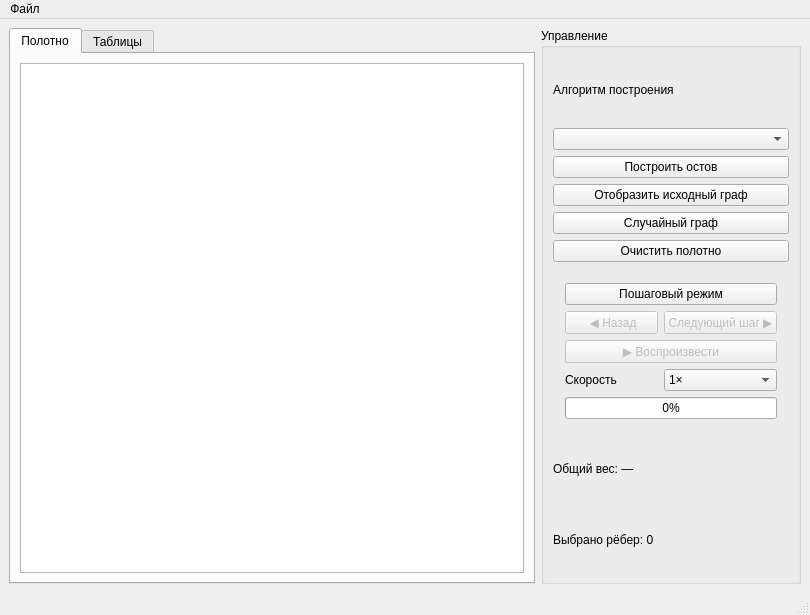
rektoww/MST_Visualizer, file ui/main_window.ui: the form before one commit.
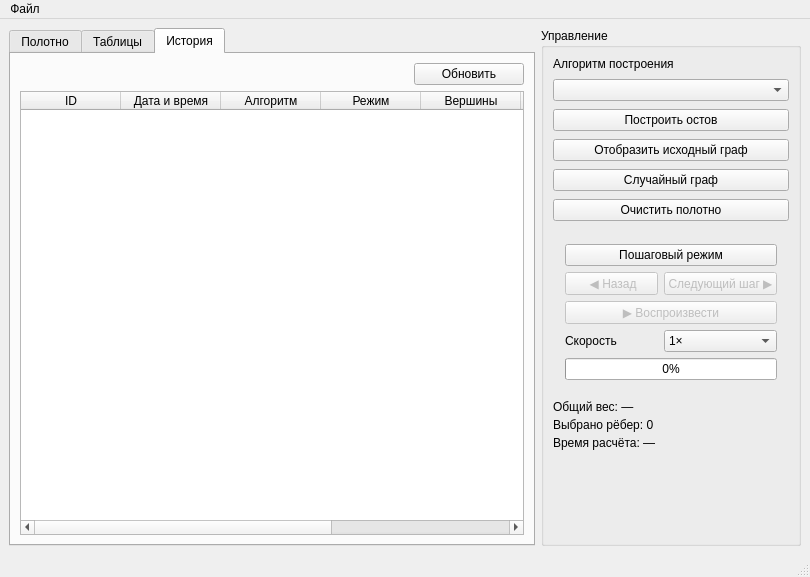
The form after the commit. The open tabs and pages were chosen to show the change.

Commit message: feat: добавлен PostgreSQL, логирование и история вычислений

What changed in the file:
```diff
--- a/ui/main_window.ui
+++ b/ui/main_window.ui
@@ -7,7 +7,7 @@
     <x>0</x>
     <y>0</y>
     <width>810</width>
-    <height>615</height>
+    <height>577</height>
    </rect>
   </property>
   <property name="windowTitle">
@@ -16,8 +16,8 @@
   <widget class="QWidget" name="centralwidget">
    <layout class="QHBoxLayout" name="horizontalLayout_2">
     <item>
-     <layout class="QHBoxLayout" name="horizontalLayout">
-      <item>
+     <layout class="QGridLayout" name="gridLayout_2">
+      <item row="0" column="0">
        <widget class="QTabWidget" name="tabGraphEditor">
         <property name="currentIndex">
          <number>0</number>
@@ -178,9 +178,119 @@
           </item>
          </layout>
         </widget>
+        <widget class="QWidget" name="tabHistory">
+         <attribute name="title">
+          <string>История</string>
+         </attribute>
+         <layout class="QVBoxLayout" name="verticalLayout_3">
+          <item>
+           <layout class="QVBoxLayout" name="verticalLayout_2">
+            <item>
+             <layout class="QHBoxLayout" name="horizontalLayout">
+              <item>
+               <spacer name="horizontalSpacer">
+                <property name="orientation">
+                 <enum>Qt::Orientation::Horizontal</enum>
+                </property>
+                <property name="sizeHint" stdset="0">
+                 <size>
+                  <width>40</width>
+                  <height>20</height>
+                 </size>
+                </property>
+               </spacer>
+              </item>
+              <item>
+               <widget class="QPushButton" name="btnRefreshHistory">
+                <property name="sizePolicy">
+                 <sizepolicy hsizetype="Fixed" vsizetype="Fixed">
+                  <horstretch>0</horstretch>
+                  <verstretch>0</verstretch>
+                 </sizepolicy>
+                </property>
+                <property name="minimumSize">
+                 <size>
+                  <width>110</width>
+                  <height>0</height>
+                 </size>
+                </property>
+                <property name="text">
+                 <string>Обновить</string>
+                </property>
+               </widget>
+              </item>
+             </layout>
+            </item>
+            <item>
+             <layout class="QVBoxLayout" name="layoutHistory">
+              <item>
+               <widget class="QTableWidget" name="tableHistory">
+                <property name="editTriggers">
+                 <set>QAbstractItemView::EditTrigger::NoEditTriggers</set>
+                </property>
+                <property name="alternatingRowColors">
+                 <bool>true</bool>
+                </property>
+                <property name="selectionMode">
+                 <enum>QAbstractItemView::SelectionMode::SingleSelection</enum>
+                </property>
+                <property name="selectionBehavior">
+                 <enum>QAbstractItemView::SelectionBehavior::SelectRows</enum>
+                </property>
+                <property name="columnCount">
+                 <number>8</number>
+                </property>
+                <column>
+                 <property name="text">
+                  <string>ID</string>
+                 </property>
+                </column>
+                <column>
+                 <property name="text">
+                  <string>Дата и время</string>
+                 </property>
+                </column>
+                <column>
+                 <property name="text">
+                  <string>Алгоритм</string>
+                 </property>
+                </column>
+                <column>
+                 <property name="text">
+                  <string>Режим</string>
+                 </property>
+                </column>
+                <column>
+                 <property name="text">
+                  <string>Вершины</string>
+                 </property>
+                </column>
+                <column>
+                 <property name="text">
+                  <string>Рёбра</string>
+                 </property>
+                </column>
+                <column>
+                 <property name="text">
+                  <string>Вес остова</string>
+                 </property>
+                </column>
+                <column>
+                 <property name="text">
+                  <string>Время (мс)</string>
+                 </property>
+                </column>
+               </widget>
+              </item>
+             </layout>
+            </item>
+           </layout>
+          </item>
+         </layout>
+        </widget>
        </widget>
       </item>
-      <item>
+      <item row="0" column="1">
        <widget class="QGroupBox" name="controlPanel">
         <property name="minimumSize">
          <size>
@@ -192,6 +302,9 @@
          <string>Управление</string>
         </property>
         <layout class="QVBoxLayout" name="verticalLayout">
+         <property name="spacing">
+          <number>8</number>
+         </property>
          <item>
           <widget class="QLabel" name="labelAlgorithm">
            <property name="text">
@@ -334,18 +447,48 @@
           </widget>
          </item>
          <item>
-          <widget class="QLabel" name="labelTotalWeight">
-           <property name="text">
-            <string>Общий вес: —</string>
+          <layout class="QVBoxLayout" name="layoutMstSummary">
+           <property name="spacing">
+            <number>4</number>
            </property>
-          </widget>
+           <item>
+            <widget class="QLabel" name="labelTotalWeight">
+             <property name="text">
+              <string>Общий вес: —</string>
+             </property>
+            </widget>
+           </item>
+           <item>
+            <widget class="QLabel" name="labelSelectedEdges">
+             <property name="text">
+              <string>Выбрано рёбер: 0</string>
+             </property>
+            </widget>
+           </item>
+           <item>
+            <widget class="QLabel" name="labelExecutionTime">
+             <property name="text">
+              <string>Время расчёта: —</string>
+             </property>
+            </widget>
+           </item>
+          </layout>
          </item>
          <item>
-          <widget class="QLabel" name="labelSelectedEdges">
-           <property name="text">
-            <string>Выбрано рёбер: 0</string>
+          <spacer name="spacerControlBottom">
+           <property name="orientation">
+            <enum>Qt::Orientation::Vertical</enum>
            </property>
-          </widget>
+           <property name="sizeType">
+            <enum>QSizePolicy::Policy::Expanding</enum>
+           </property>
+           <property name="sizeHint" stdset="0">
+            <size>
+             <width>20</width>
+             <height>20</height>
+            </size>
+           </property>
+          </spacer>
          </item>
         </layout>
        </widget>
```
The commit also changes 24 other files.
